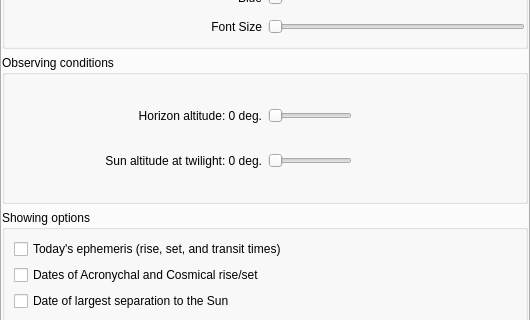
Old version of the form plugins/Observability/src/gui/ObservabilityDialog.ui in the repository 519984307/stellarium_src; both pictures show x 0 to 530 and y 151 to 471 of the 530 by 556 pixel window.
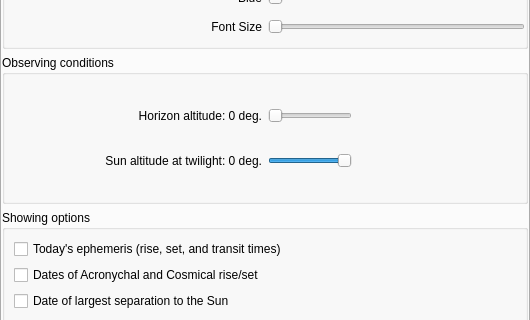
New version of the form. Custom widgets are drawn as their Qt base class.

Diff of the .ui file:
```diff
--- a/plugins/Observability/src/gui/ObservabilityDialog.ui
+++ b/plugins/Observability/src/gui/ObservabilityDialog.ui
@@ -284,8 +284,11 @@
             </item>
             <item alignment="Qt::AlignLeft">
              <widget class="QSlider" name="sunAltitudeSlider">
+              <property name="minimum">
+               <number>-20</number>
+              </property>
               <property name="maximum">
-               <number>20</number>
+               <number>0</number>
               </property>
               <property name="orientation">
                <enum>Qt::Horizontal</enum>
```
